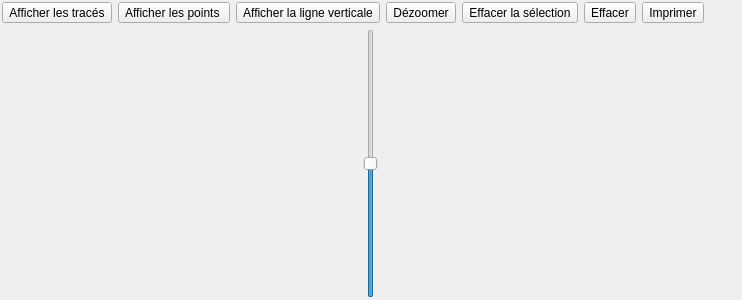
Before: the Qt Designer form Plot/PlotFrame.ui in xaviermawet/EcoManager2013Experimental, drawn with Qt 5.
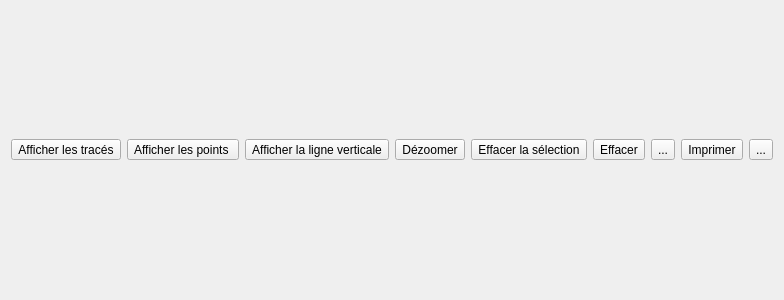
After: the same form once the commit is applied. Icons and pictures are not drawn.

Commit message: Fin de l'ajout du zoom avec la molette et du déplacement à la souris dans les vues graphiques

The edit to the form file:
```diff
--- a/Plot/PlotFrame.ui
+++ b/Plot/PlotFrame.ui
@@ -14,18 +14,6 @@
    <string>Frame</string>
   </property>
   <layout class="QVBoxLayout" name="verticalLayout">
-   <property name="leftMargin">
-    <number>2</number>
-   </property>
-   <property name="topMargin">
-    <number>2</number>
-   </property>
-   <property name="rightMargin">
-    <number>2</number>
-   </property>
-   <property name="bottomMargin">
-    <number>2</number>
-   </property>
    <item>
     <layout class="QHBoxLayout" name="toolButtonsHLayout">
      <item>
@@ -178,6 +166,23 @@
        </property>
       </widget>
      </item>
+     <item>
+      <widget class="QToolButton" name="restoreDefaultSizeToolButton">
+       <property name="text">
+        <string>...</string>
+       </property>
+       <property name="icon">
+        <iconset resource="../Resources.qrc">
+         <normaloff>:/Resources/Icons/resize.png</normaloff>:/Resources/Icons/resize.png</iconset>
+       </property>
+       <property name="iconSize">
+        <size>
+         <width>24</width>
+         <height>24</height>
+        </size>
+       </property>
+      </widget>
+     </item>
      <item>
       <widget class="QToolButton" name="printToolButton">
        <property name="toolTip">
@@ -198,6 +203,26 @@
        </property>
       </widget>
      </item>
+     <item>
+      <widget class="QToolButton" name="ScrollHandDragButton">
+       <property name="text">
+        <string>...</string>
+       </property>
+       <property name="icon">
+        <iconset resource="../Resources.qrc">
+         <normaloff>:/Resources/Icons/cursor_hand.png</normaloff>:/Resources/Icons/cursor_hand.png</iconset>
+       </property>
+       <property name="iconSize">
+        <size>
+         <width>24</width>
+         <height>24</height>
+        </size>
+       </property>
+       <property name="checkable">
+        <bool>true</bool>
+       </property>
+      </widget>
+     </item>
      <item>
       <spacer name="horizontalSpacer">
        <property name="orientation">
@@ -214,30 +239,10 @@
     </layout>
    </item>
    <item>
-    <layout class="QHBoxLayout" name="horizontalLayout">
+    <layout class="QGridLayout" name="plotLayout">
      <property name="spacing">
       <number>0</number>
      </property>
-     <item>
-      <layout class="QGridLayout" name="plotLayout">
-       <property name="spacing">
-        <number>0</number>
-       </property>
-      </layout>
-     </item>
-     <item>
-      <widget class="QSlider" name="zoomSlider">
-       <property name="maximum">
-        <number>100</number>
-       </property>
-       <property name="value">
-        <number>50</number>
-       </property>
-       <property name="orientation">
-        <enum>Qt::Vertical</enum>
-       </property>
-      </widget>
-     </item>
     </layout>
    </item>
   </layout>
```
Left out of the diff: 2 changed lines with no effect on the pictures. The commit also changes 5 other files.
